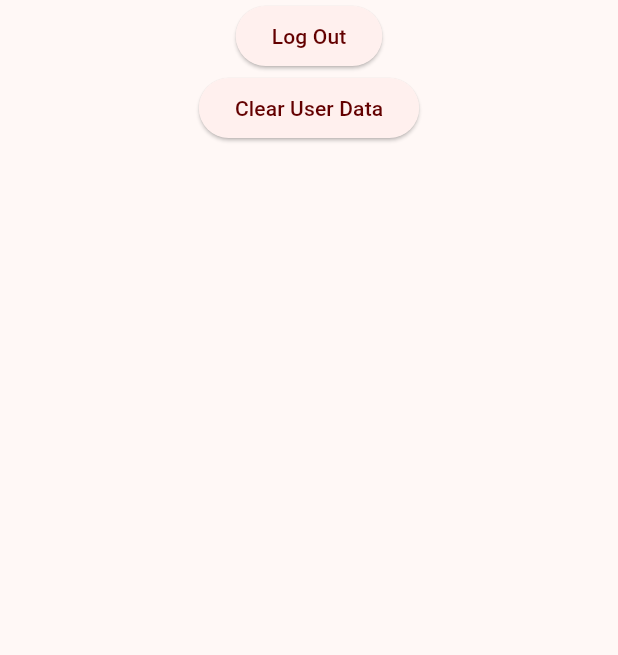
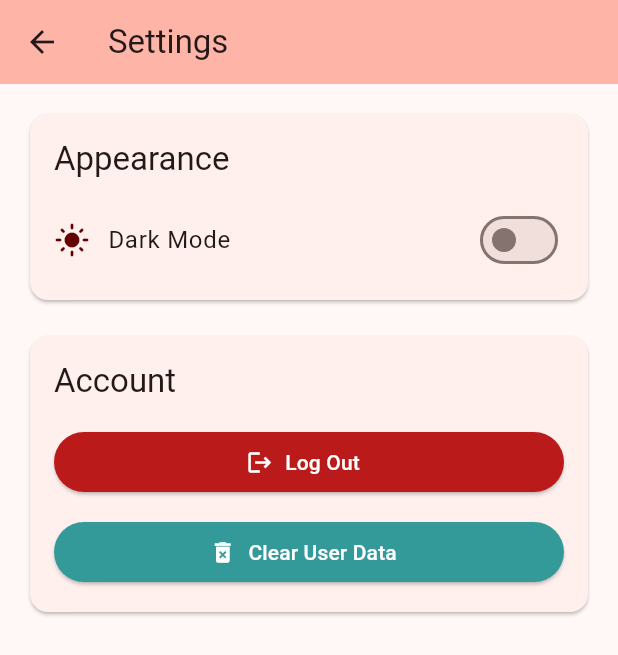
Before and after one commit to sblzdddd/OpenCMS, a Flutter app: the SettingsPage screen opened directly, on a phone screen of 412 x 824 dp. Shown: the top 655 px of the screen. Run offline on Flutter 3.47's test engine with Material 3 defaults, Android fonts, the light colour scheme and no system bars; our stand-ins replace dio, flutter_secure_storage, material_symbols_icons, shared_preferences; missing offline and left inert: cookie_jar, dio_cookie_manager, flutter_inappwebview, system_tray, window_manager; accounts and stored records are empty.

Commit message:
Add theme switching and refactor auth state model
Introduces a ThemeNotifier with persistent dark mode support using shared_preferences and integrates it into the app via provider. Refactors the authentication state to use a strongly-typed UserInfo model instead of a generic map, updating all related usages. Improves the homework page UI, updates settings with theme toggle, and makes minor UI/UX adjustments across home and dashboard components. Updates dependencies to include provider and shared_preferences.

```diff
--- /dev/null
+++ b/devtools_options.yaml
@@ -0,0 +1,3 @@
+description: This file stores settings for Dart & Flutter DevTools.
+documentation: https://docs.flutter.dev/tools/devtools/extensions#configure-extension-enablement-states
+extensions:
--- a/lib/pages/settings_page.dart
+++ b/lib/pages/settings_page.dart
@@ -1,6 +1,8 @@
 import 'package:flutter/material.dart';
 import '../services/shared/storage_client.dart';
 import '../ui/shared/logout_dialog.dart';
+import '../services/theme/theme_services.dart';
+import 'package:provider/provider.dart';
 
 class SettingsPage extends StatefulWidget {
   const SettingsPage({super.key});
@@ -17,16 +19,104 @@ class _SettingsPageState extends State<SettingsPage> {
   @override
   Widget build(BuildContext context) {
     return Scaffold(
-      body: Center(
+      appBar: AppBar(
+        title: const Text('Settings'),
+        backgroundColor: Theme.of(context).colorScheme.inversePrimary,
+      ),
+      body: Padding(
+        padding: const EdgeInsets.all(16.0),
         child: Column(
+          crossAxisAlignment: CrossAxisAlignment.start,
           children: [
-            ElevatedButton(
-              onPressed: () => showLogoutDialog(context),
-              child: const Text('Log Out'),
+            // Theme Toggle Section
+            Card(
+              child: Padding(
+                padding: const EdgeInsets.all(16.0),
+                child: Column(
+                  crossAxisAlignment: CrossAxisAlignment.start,
+                  children: [
+                    Text(
+                      'Appearance',
+                      style: Theme.of(context).textTheme.titleLarge,
+                    ),
+                    const SizedBox(height: 16),
+                    Consumer<ThemeNotifier>(
+                      builder: (context, themeNotifier, child) {
+                        return Row(
+                          mainAxisAlignment: MainAxisAlignment.spaceBetween,
+                          children: [
+                            Row(
+                              children: [
+                                Icon(
+                                  themeNotifier.isDarkMode
+                                    ? Icons.dark_mode
+                                    : Icons.light_mode,
+                                  color: Theme.of(context).colorScheme.primary,
+                                ),
+                                const SizedBox(width: 12),
+                                Text(
+                                  'Dark Mode',
+                                  style: Theme.of(context).textTheme.bodyLarge,
+                                ),
+                              ],
+                            ),
+                            Switch(
+                              value: themeNotifier.isDarkMode,
+                              onChanged: (value) {
+                                themeNotifier.toggleTheme();
+                              },
+                              activeColor: Theme.of(context).colorScheme.primary,
+                            ),
+                          ],
+                        );
+                      },
+                    ),
+                  ],
+                ),
+              ),
             ),
-            ElevatedButton(
-              onPressed: _clearUserData,
-              child: const Text('Clear User Data'),
+            const SizedBox(height: 16),
+
+            // Account Section
+            Card(
+              child: Padding(
+                padding: const EdgeInsets.all(16.0),
+                child: Column(
+                  crossAxisAlignment: CrossAxisAlignment.start,
+                  children: [
+                    Text(
+                      'Account',
+                      style: Theme.of(context).textTheme.titleLarge,
+                    ),
+                    const SizedBox(height: 16),
+                    SizedBox(
+                      width: double.infinity,
+                      child: ElevatedButton.icon(
+                        onPressed: () => showLogoutDialog(context),
+                        icon: const Icon(Icons.logout),
+                        label: const Text('Log Out'),
+                        style: ElevatedButton.styleFrom(
+                          backgroundColor: Theme.of(context).colorScheme.error,
+                          foregroundColor: Theme.of(context).colorScheme.onError,
+                        ),
+                      ),
+                    ),
+                    const SizedBox(height: 12),
+                    SizedBox(
+                      width: double.infinity,
+                      child: ElevatedButton.icon(
+                        onPressed: _clearUserData,
+                        icon: const Icon(Icons.delete_forever),
+                        label: const Text('Clear User Data'),
+                        style: ElevatedButton.styleFrom(
+                          backgroundColor: Theme.of(context).colorScheme.secondary,
+                          foregroundColor: Theme.of(context).colorScheme.onSecondary,
+                        ),
+                      ),
+                    ),
+                  ],
+                ),
+              ),
             ),
           ],
         ),
--- a/lib/services/auth/auth_service_base.dart
+++ b/lib/services/auth/auth_service_base.dart
@@ -15,5 +15,5 @@ class AuthServiceBase {
   bool get isAuthenticated => _authState.isAuthenticated;
 
   /// Get current user information
-  Map<String, dynamic>? get userInfo => _authState.userInfo;
+  UserInfo? get userInfo => _authState.userInfo;
 }
--- a/lib/services/auth/functions/login_functions.dart
+++ b/lib/services/auth/functions/login_functions.dart
@@ -1,4 +1,5 @@
 import '../../../data/constants/api_constants.dart';
+import '../../../data/models/auth/auth_state.dart';
 import '../../../data/models/auth/login_result.dart';
 import '../auth_service_base.dart';
 import 'legacy_functions.dart';
@@ -38,7 +39,6 @@ Future<LoginResult> performLogin(
     // Process the response
     if(response.statusCode == 200) {
       // Update authentication state on success
-      authService.authState.setAuthenticated(username: username);
       await fetchAndSetCurrentUserInfo(authService);
       await refreshLegacyCookies(authService);
       return LoginResult.success(
--- a/lib/services/auth/functions/session_functions.dart
+++ b/lib/services/auth/functions/session_functions.dart
@@ -1,4 +1,5 @@
 import '../../../data/constants/api_constants.dart';
+import '../../../data/models/auth/auth_state.dart';
 import '../../shared/storage_client.dart';
 import '../auth_service_base.dart';
 
@@ -8,8 +9,8 @@ Future<Map<String, dynamic>> fetchAndSetCurrentUserInfo(AuthServiceBase authServ
     final response = await authService.httpService.get(ApiConstants.accountUserUrl);
     final data = response.data ?? {};
     if ((data['en_name'] ?? '').toString().isNotEmpty) {
-      authService.authState.updateUserInfo(data);
-      authService.authState.setAuthenticated(username: data['en_name']);
+      authService.authState.updateUserInfo(UserInfo.fromJson(data));
+      authService.authState.setAuthenticated(userInfo: UserInfo.fromJson(data));
     } else {
       print('AuthService: Failed to fetch user info: No username found');
       throw Exception('No username found');
--- a/lib/services/homework/homework_parser.dart
+++ b/lib/services/homework/homework_parser.dart
@@ -120,9 +120,6 @@ HomeworkItem? _parseHomeworkRows(Element element1, Element element2) {
 /// Parse pagination information from the HTML
 Map<String, int> _parsePaginationInfo(Document document) {
   final paginationDiv = document.querySelectorAll('div.top10')[1];
-  if (paginationDiv == null) {
-    return {'currentPage': 1, 'totalPages': 1, 'totalRecords': 0};
-  }
 
   final text = paginationDiv.text;
 
--- a/lib/ui/home/components/dashboard_grid/dashboard_grid.dart
+++ b/lib/ui/home/components/dashboard_grid/dashboard_grid.dart
@@ -47,17 +47,21 @@ class _DashboardGridState extends State<DashboardGrid> {
   Future<void> _loadLayout() async {
     try {
       final saved = await _storage.loadLayout();
+      if (mounted) {
         setState(() {
           _widgetOrder = (saved == null || saved.isEmpty)
               ? List<String>.from(_defaultLayout)
               : List<String>.from(saved);
           _isLoading = false;
         });
+      }
     } catch (_) {
+      if (mounted) {
         setState(() {
           _widgetOrder = List<String>.from(_defaultLayout);
           _isLoading = false;
         });
+      }
     }
   }
 
--- a/pubspec.yaml
+++ b/pubspec.yaml
@@ -45,6 +45,8 @@ dependencies:
   dio_cookie_manager: ^3.3.0
   cookie_jar: ^4.0.8
   intl: ^0.20.2
+  shared_preferences: ^2.5.3
+  provider: ^6.1.2
 
 dev_dependencies:
   flutter_test:
```
Also changed, not shown: lib/data/models/auth/auth_state.dart (+138 -13 lines), lib/main.dart (+37 -8 lines), lib/pages/actions/homework/homework_page_main.dart (+19 -25 lines), lib/pages/home_page.dart (+8 -6 lines), lib/services/auth/functions/legacy_functions.dart (+7 -2 lines), lib/services/theme/theme_services.dart (added, +24 -0 lines), lib/ui/home/components/banner_card.dart (+5 -4 lines), pubspec.lock, 1 other file. Lines whose indentation alone changed are shown as unchanged.
